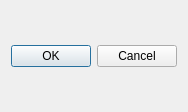
Old version of the form m_dialog.ui in the repository PurpleRabb/Qt-Image-Process.
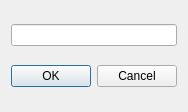
New version of the form.

Commit message: 添加一个数值对话框设置二值化阈值

```diff
--- a/m_dialog.ui
+++ b/m_dialog.ui
@@ -14,6 +14,9 @@
    <string>Dialog</string>
   </property>
   <layout class="QVBoxLayout" name="verticalLayout">
+   <item>
+    <widget class="QLineEdit" name="thresholdEdit"/>
+   </item>
    <item alignment="Qt::AlignHCenter">
     <widget class="QDialogButtonBox" name="buttonBox">
      <property name="orientation">
```
The commit also changes 6 other files.
